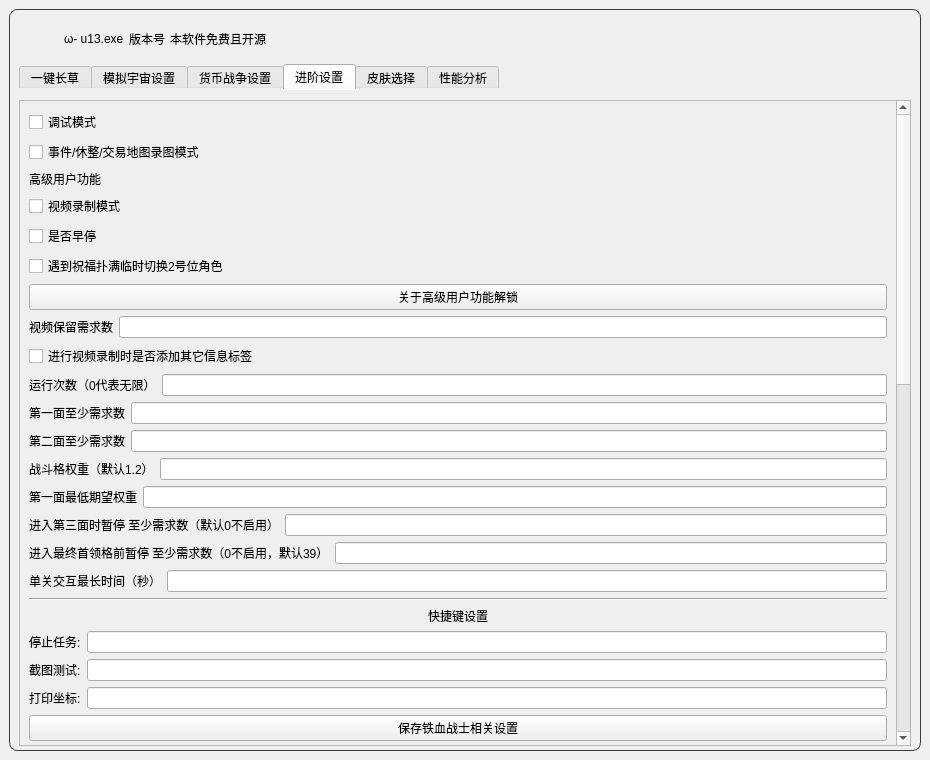
Before: the Qt Designer form resource/ui/UI.ui in qlx3264/Simulated_Scepter, drawn with Qt 5.
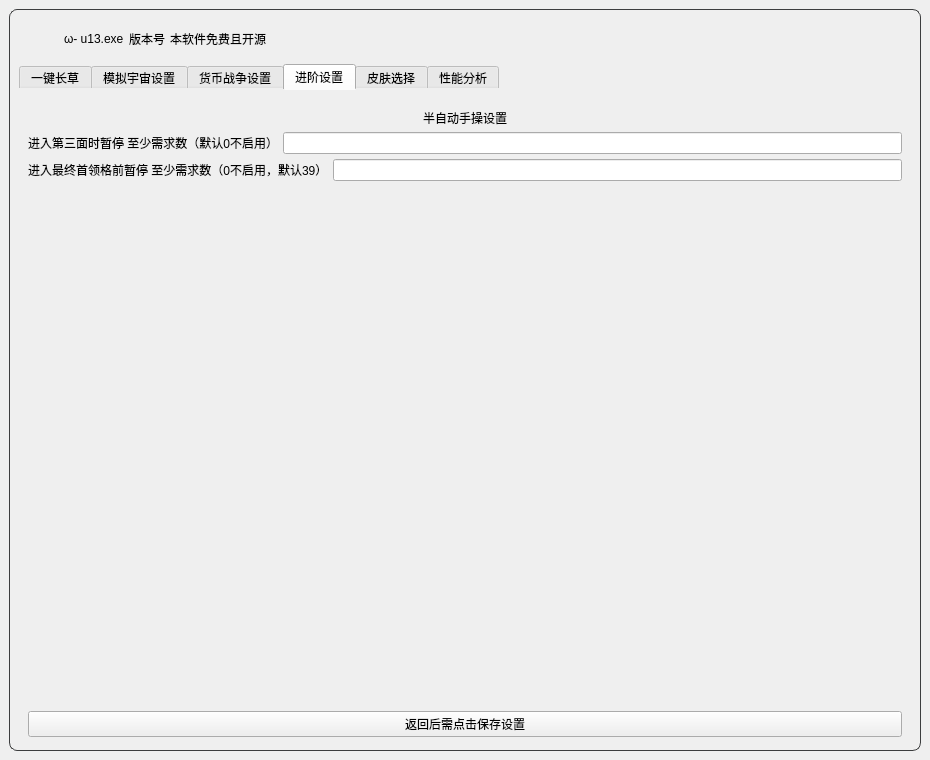
After: the same form once the commit is applied. The open tabs and pages were chosen to show the change. Icons and pictures are not drawn.

Commit message: 修改ui

Diff of the .ui file:
```diff
--- a/resource/ui/UI.ui
+++ b/resource/ui/UI.ui
@@ -1222,7 +1222,26 @@
             <number>0</number>
            </property>
            <item>
-            <widget class="QScrollArea" name="advanced_settings_scroll_area">
+            <widget class="QStackedWidget" name="advanced_settings_stack">
+             <property name="currentIndex">
+              <number>0</number>
+             </property>
+             <widget class="QWidget" name="advanced_settings_main_page">
+              <layout class="QVBoxLayout" name="verticalLayout_advanced_settings_main_page">
+               <property name="leftMargin">
+                <number>0</number>
+               </property>
+               <property name="topMargin">
+                <number>0</number>
+               </property>
+               <property name="rightMargin">
+                <number>0</number>
+               </property>
+               <property name="bottomMargin">
+                <number>0</number>
+               </property>
+               <item>
+                <widget class="QScrollArea" name="advanced_settings_scroll_area">
              <property name="widgetResizable">
               <bool>true</bool>
              </property>
@@ -1378,34 +1397,6 @@
                  </item>
                 </layout>
                </item>
-               <item>
-                <layout class="QHBoxLayout" name="horizontalLayout_third_plane_pause">
-                 <item>
-                  <widget class="QLabel" name="label_third_plane_pause">
-                   <property name="text">
-                    <string>进入第三面时暂停 至少需求数（默认0不启用）</string>
-                   </property>
-                  </widget>
-                 </item>
-                 <item>
-                  <widget class="QLineEdit" name="Iron_blood_third_plane_pause_input"/>
-                 </item>
-                </layout>
-               </item>
-               <item>
-                <layout class="QHBoxLayout" name="horizontalLayout_boss_before_pause">
-                 <item>
-                  <widget class="QLabel" name="label_boss_before_pause">
-                   <property name="text">
-                    <string>进入最终首领格前暂停 至少需求数（0不启用，默认39）</string>
-                   </property>
-                  </widget>
-                 </item>
-                 <item>
-                  <widget class="QLineEdit" name="Iron_blood_boss_before_pause_input"/>
-                 </item>
-                </layout>
-               </item>
                <item>
                 <layout class="QHBoxLayout" name="horizontalLayout_interact_time">
                  <item>
@@ -1618,6 +1609,75 @@
                    </layout>
                   </item>
                  </layout>
+                </widget>
+               </item>
+              </layout>
+             </widget>
+            </widget>
+           </item>
+          </layout>
+         </widget>
+             <widget class="QWidget" name="iron_blood_manual_page">
+              <layout class="QVBoxLayout" name="verticalLayout_iron_blood_manual_page">
+               <property name="spacing">
+                <number>5</number>
+               </property>
+               <item>
+                <widget class="QLabel" name="label_iron_blood_manual_header">
+                 <property name="text">
+                  <string>半自动手操设置</string>
+                 </property>
+                 <property name="alignment">
+                  <set>Qt::AlignCenter</set>
+                 </property>
+                </widget>
+               </item>
+               <item>
+                <layout class="QHBoxLayout" name="horizontalLayout_third_plane_pause">
+                 <item>
+                  <widget class="QLabel" name="label_third_plane_pause">
+                   <property name="text">
+                    <string>进入第三面时暂停 至少需求数（默认0不启用）</string>
+                   </property>
+                  </widget>
+                 </item>
+                 <item>
+                  <widget class="QLineEdit" name="Iron_blood_third_plane_pause_input"/>
+                 </item>
+                </layout>
+               </item>
+               <item>
+                <layout class="QHBoxLayout" name="horizontalLayout_boss_before_pause">
+                 <item>
+                  <widget class="QLabel" name="label_boss_before_pause">
+                   <property name="text">
+                    <string>进入最终首领格前暂停 至少需求数（0不启用，默认39）</string>
+                   </property>
+                  </widget>
+                 </item>
+                 <item>
+                  <widget class="QLineEdit" name="Iron_blood_boss_before_pause_input"/>
+                 </item>
+                </layout>
+               </item>
+               <item>
+                <spacer name="verticalSpacer_iron_blood_manual_page">
+                 <property name="orientation">
+                  <enum>Qt::Vertical</enum>
+                 </property>
+                 <property name="sizeHint" stdset="0">
+                  <size>
+                   <width>20</width>
+                   <height>40</height>
+                  </size>
+                 </property>
+                </spacer>
+               </item>
+               <item>
+                <widget class="QPushButton" name="Iron_blood_manual_back_btn">
+                 <property name="text">
+                  <string>返回后需点击保存设置</string>
+                 </property>
                 </widget>
                </item>
               </layout>
```
Left out of the diff: 7 changed lines with no effect on the pictures.
